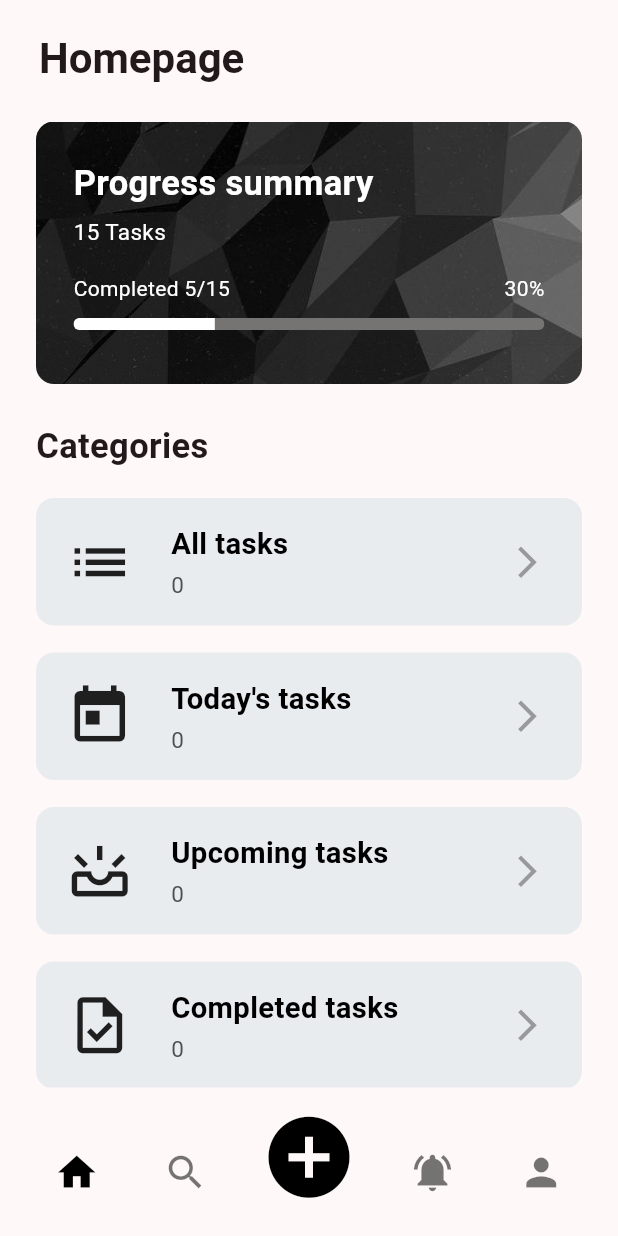
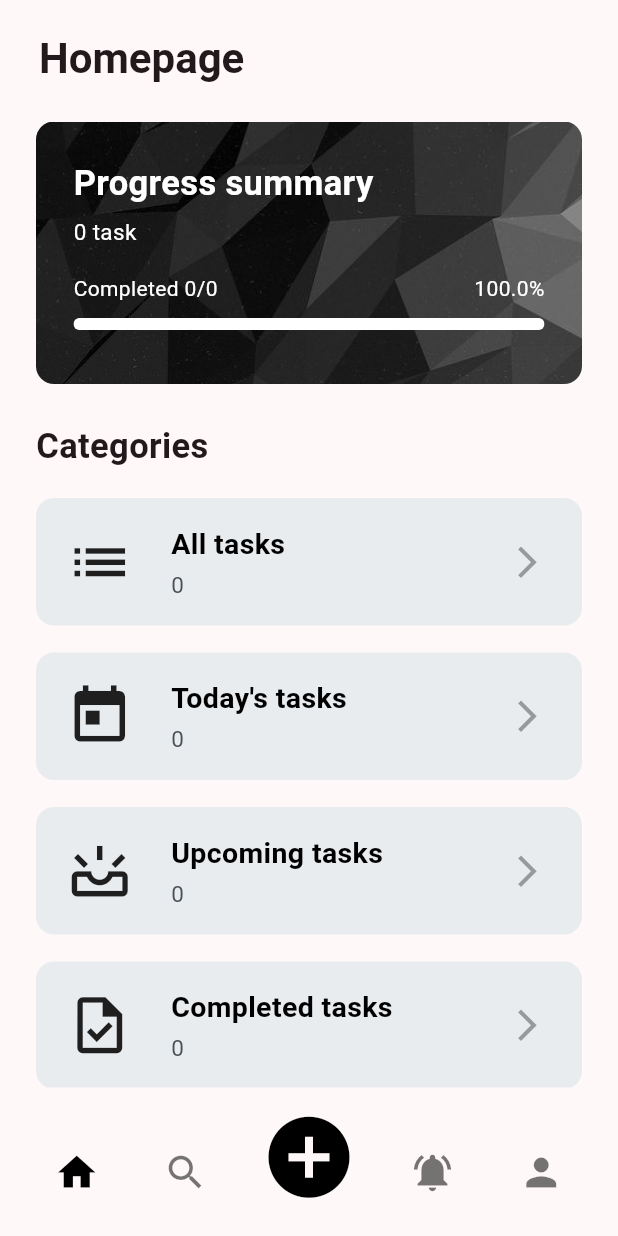
Before and after one commit to giahuy200202/Todo, a Flutter app: the screen it shows after launch, on a phone screen of 412 x 824 dp. Run offline on Flutter 3.47's test engine with Material 3 defaults, Android fonts, the phone set to English and light mode, and no system bars; our stand-ins replace flutter_riverpod.

Commit message:
handle dynamic render with riverpod in homepage

```diff
--- a/lib/widgets/category_detail.dart
+++ b/lib/widgets/category_detail.dart
@@ -1,8 +1,6 @@
 import 'package:flutter/material.dart';
-import 'package:flutter_riverpod/flutter_riverpod.dart';
-import 'package:todo/providers/tasks_provider.dart';
 
-class CategoryDetail extends ConsumerWidget {
+class CategoryDetail extends StatelessWidget {
   const CategoryDetail({
     super.key,
     required this.title,
@@ -15,16 +13,26 @@ class CategoryDetail extends ConsumerWidget {
   final String numOfTasks;
 
   @override
-  Widget build(BuildContext context, WidgetRef ref) {
+  Widget build(BuildContext context) {
     return Container(
-      width: MediaQuery.of(context).size.width,
-      height: 85,
       margin: const EdgeInsets.only(top: 18),
-      padding: const EdgeInsets.only(left: 20),
       decoration: const BoxDecoration(
         borderRadius: BorderRadius.all(Radius.circular(12)),
         color: Color.fromARGB(255, 233, 236, 239),
       ),
+      child: Material(
+        color: Colors.transparent,
+        child: InkWell(
+          onTap: () {
+            print(title);
+          },
+          customBorder: RoundedRectangleBorder(
+            borderRadius: BorderRadius.circular(12),
+          ),
+          child: Container(
+            width: MediaQuery.of(context).size.width,
+            height: 85,
+            padding: const EdgeInsets.only(left: 20),
             child: Row(
               children: [
                 icon,
@@ -45,7 +53,7 @@ class CategoryDetail extends ConsumerWidget {
                               title,
                               style: const TextStyle(
                                 color: Colors.black,
-                          fontSize: 19.5,
+                                fontSize: 19,
                                 fontWeight: FontWeight.w600,
                               ),
                             ),
@@ -74,6 +82,9 @@ class CategoryDetail extends ConsumerWidget {
                 ),
               ],
             ),
+          ),
+        ),
+      ),
     );
   }
 }
--- a/lib/widgets/progress_summary.dart
+++ b/lib/widgets/progress_summary.dart
@@ -10,6 +10,21 @@ class ProgressSummary extends ConsumerWidget {
   @override
   Widget build(BuildContext context, WidgetRef ref) {
     final tasks = ref.watch(tasksProvider);
+    int totalTasks = tasks.length;
+    int completedTasks = tasks
+        .where((element) => element.category == 'Completed')
+        .toList()
+        .length;
+    double percentCompletedTasks = 1;
+
+    if (totalTasks != 0) {
+      percentCompletedTasks = (completedTasks / totalTasks).toDouble();
+    }
+
+    String stringtotalTasks =
+        totalTasks > 1 ? '$totalTasks tasks' : '$totalTasks task';
+    String stringCompletedTasks = 'Completed $completedTasks/$totalTasks';
+    String stringPercentCompletedTasks = '${percentCompletedTasks * 100}%';
     return Container(
       width: MediaQuery.of(context).size.width,
       height: 175,
@@ -22,9 +37,9 @@ class ProgressSummary extends ConsumerWidget {
           fit: BoxFit.cover,
         ),
       ),
-      child: const Column(
+      child: Column(
         children: [
-          Align(
+          const Align(
             alignment: Alignment.topLeft,
             child: Text(
               'Progress summary',
@@ -34,47 +49,47 @@ class ProgressSummary extends ConsumerWidget {
                   fontWeight: FontWeight.bold),
             ),
           ),
-          SizedBox(height: 5),
+          const SizedBox(height: 5),
           Align(
             alignment: Alignment.topLeft,
             child: Text(
-              '15 Tasks',
-              style: TextStyle(
+              stringtotalTasks,
+              style: const TextStyle(
                 color: Colors.white,
                 fontSize: 15,
               ),
             ),
           ),
-          SizedBox(height: 17),
+          const SizedBox(height: 17),
           Row(mainAxisSize: MainAxisSize.min, children: [
             Text(
-              'Completed 5/15',
-              style: TextStyle(
+              stringCompletedTasks,
+              style: const TextStyle(
                 color: Colors.white,
                 // fontSize: 15,
               ),
             ),
-            Spacer(),
+            const Spacer(),
             Text(
-              '30%',
-              style: TextStyle(
+              stringPercentCompletedTasks,
+              style: const TextStyle(
                 color: Colors.white,
                 // fontSize: 20,
               ),
             ),
           ]),
-          SizedBox(height: 10),
+          const SizedBox(height: 10),
           Align(
             alignment: Alignment.topLeft,
             child: SizedBox(
               width: 400,
               height: 8,
               child: ClipRRect(
-                borderRadius: BorderRadius.all(Radius.circular(10)),
+                borderRadius: const BorderRadius.all(Radius.circular(10)),
                 child: LinearProgressIndicator(
-                  value: 0.3,
-                  backgroundColor: Color.fromARGB(255, 118, 115, 115),
-                  valueColor: AlwaysStoppedAnimation<Color>(Colors.white),
+                  value: percentCompletedTasks,
+                  backgroundColor: const Color.fromARGB(255, 118, 115, 115),
+                  valueColor: const AlwaysStoppedAnimation<Color>(Colors.white),
                 ),
               ),
             ),
```
Lines whose indentation alone changed are shown as unchanged.
